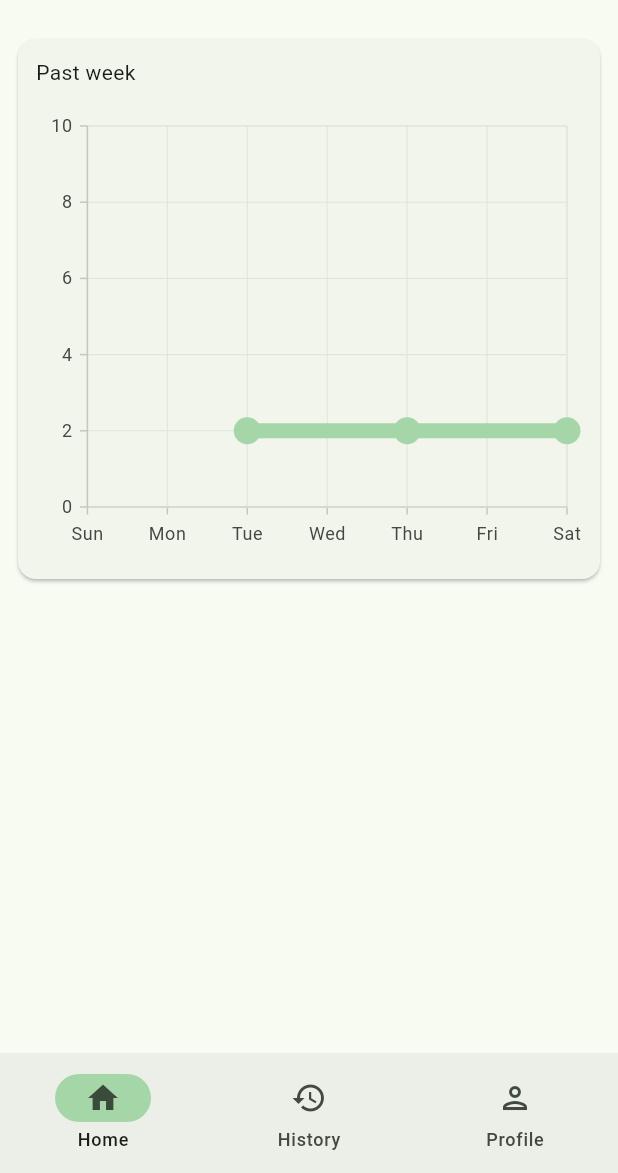
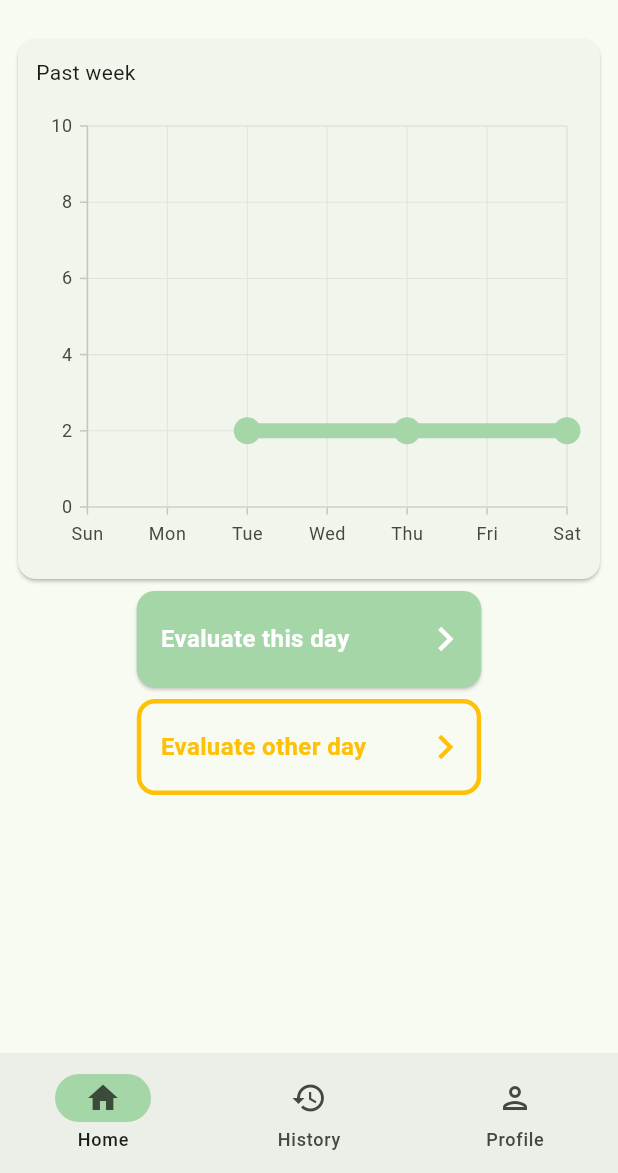
Before and after one commit to kimpoliini/better_days_flutter, a Flutter app: the screen it shows after launch, on a phone screen of 412 x 824 dp, the part 63-1236 px from its top. Run offline on Flutter 3.47's test engine with Material 3 defaults, Android fonts, the phone set to English and light mode, and no system bars; our stand-ins replace syncfusion_flutter_charts.

Commit message:
Added evaluation buttons to home page

```diff
--- a/lib/screens/Home.dart
+++ b/lib/screens/Home.dart
@@ -1,4 +1,4 @@
-import 'dart:ffi';
+import 'dart:developer';
 
 import 'package:better_days_flutter/main.dart';
 import 'package:better_days_flutter/models/history_entry.dart';
@@ -7,16 +7,57 @@ import 'package:intl/intl.dart';
 import 'package:provider/provider.dart';
 import 'package:syncfusion_flutter_charts/charts.dart';
 
+class ChartData {
+  ChartData(this.x, this.y);
+  final int x;
+  final double? y;
+}
+
 class Home extends StatelessWidget {
   const Home({super.key});
 
   @override
   Widget build(BuildContext context) {
-    return const Padding(
-      padding: EdgeInsets.all(8.0),
-      child: Column(
-        children: [
+    return Padding(
+      padding: const EdgeInsets.all(8.0),
+      child: ListView(
+        children: const [
           MainGraphCard(),
+          Column(
+            crossAxisAlignment: CrossAxisAlignment.center,
+            children: [
+              Row(
+                mainAxisAlignment: MainAxisAlignment.center,
+                children: [
+                  Expanded(child: SizedBox()),
+                  Expanded(
+                    flex: 3,
+                    child: EvaluateDayButton(
+                      text: "Evaluate this day",
+                      icon: Icons.keyboard_arrow_right,
+                    ),
+                  ),
+                  Expanded(child: SizedBox()),
+                ],
+              ),
+              Row(
+                mainAxisAlignment: MainAxisAlignment.center,
+                children: [
+                  Expanded(child: SizedBox()),
+                  Expanded(
+                    flex: 3,
+                    child: EvaluateDayButton(
+                      text: "Evaluate other day",
+                      icon: Icons.keyboard_arrow_right,
+                      color: Colors.amber,
+                      filled: false,
+                    ),
+                  ),
+                  Expanded(child: SizedBox()),
+                ],
+              ),
+            ],
+          ),
         ],
       ),
     );
@@ -38,7 +79,7 @@ class MainGraphCard extends StatelessWidget {
             SizedBox(
               height: 16,
             ),
-            PastWeekChart()
+            PastWeekChart(),
           ],
         ),
       ),
@@ -54,13 +95,7 @@ class PastWeekChart extends StatelessWidget {
     var entries = context.watch<AppState>().historyEntries;
     var thisWeekEntries = entries.getRange(0, 7).toList().reversed.toList();
 
-    //Checks if entries are from the past week
-    // final date = e.date;
-    // var isThisWeek = DateTime.now().subtract(const Duration(days: 7)).isBefore(e.date);
-
     List<ChartData> data = <ChartData>[];
-
-    // data.add(ChartData(0, 5));
 
     for (var i = 0; i < 7; i++) {
       var date =
@@ -129,8 +164,61 @@ ChartAxisLabel axis(AxisLabelRenderDetails details) {
   return ChartAxisLabel(day.substring(0, 3), dayStyle);
 }
 
-class ChartData {
-  ChartData(this.x, this.y);
-  final int x;
-  final double? y;
+class EvaluateDayButton extends StatelessWidget {
+  const EvaluateDayButton(
+      {super.key, this.text = "", this.icon, this.color, this.filled = true});
+
+  final String text;
+  final IconData? icon;
+  final Color? color;
+  final bool filled;
+
+  @override
+  Widget build(BuildContext context) {
+    return Card(
+      shape: filled
+          ? null
+          : RoundedRectangleBorder(
+              borderRadius: BorderRadius.all(Radius.circular(12)),
+              side:
+                  BorderSide(color: color ?? Colors.green.shade200, width: 3)),
+      elevation: filled ? 1 : 0,
+      color: filled ? color ?? Colors.green.shade200 : Colors.transparent,
+      child: InkWell(
+        splashColor: color != null ? color : Colors.green.shade300,
+        highlightColor: color != null
+            ? color!.withOpacity(0.25)
+            : Colors.green.shade300.withOpacity(0.25),
+        borderRadius: const BorderRadius.all(Radius.circular(12)),
+        onTap: () {
+          log("tap");
+        },
+        child: Padding(
+          padding: const EdgeInsets.only(
+            top: 16.0,
+            right: 8.0,
+            left: 16.0,
+            bottom: 16.0,
+          ),
+          child: Row(
+            mainAxisAlignment: MainAxisAlignment.spaceBetween,
+            children: [
+              Text(
+                text,
+                style: TextStyle(
+                    fontWeight: FontWeight.bold,
+                    fontSize: 16,
+                    color: filled ? Colors.white : color ?? Colors.black),
+              ),
+              Icon(
+                icon,
+                size: 32,
+                color: filled ? Colors.white : color ?? Colors.black,
+              ),
+            ],
+          ),
+        ),
+      ),
+    );
+  }
 }
```
